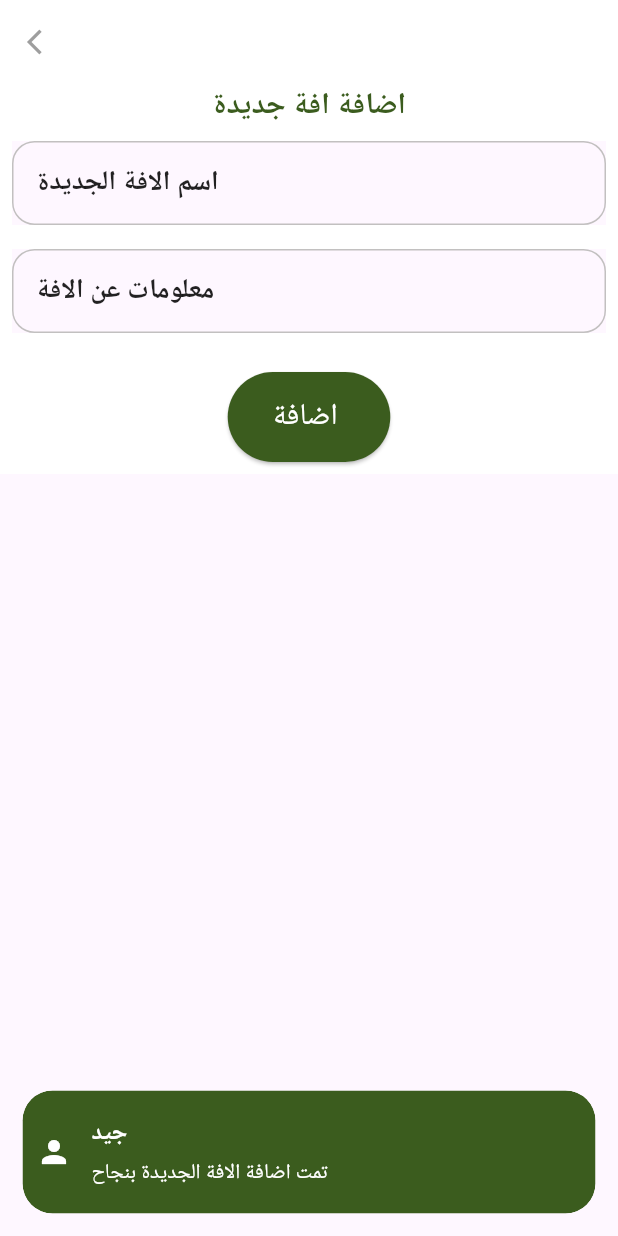
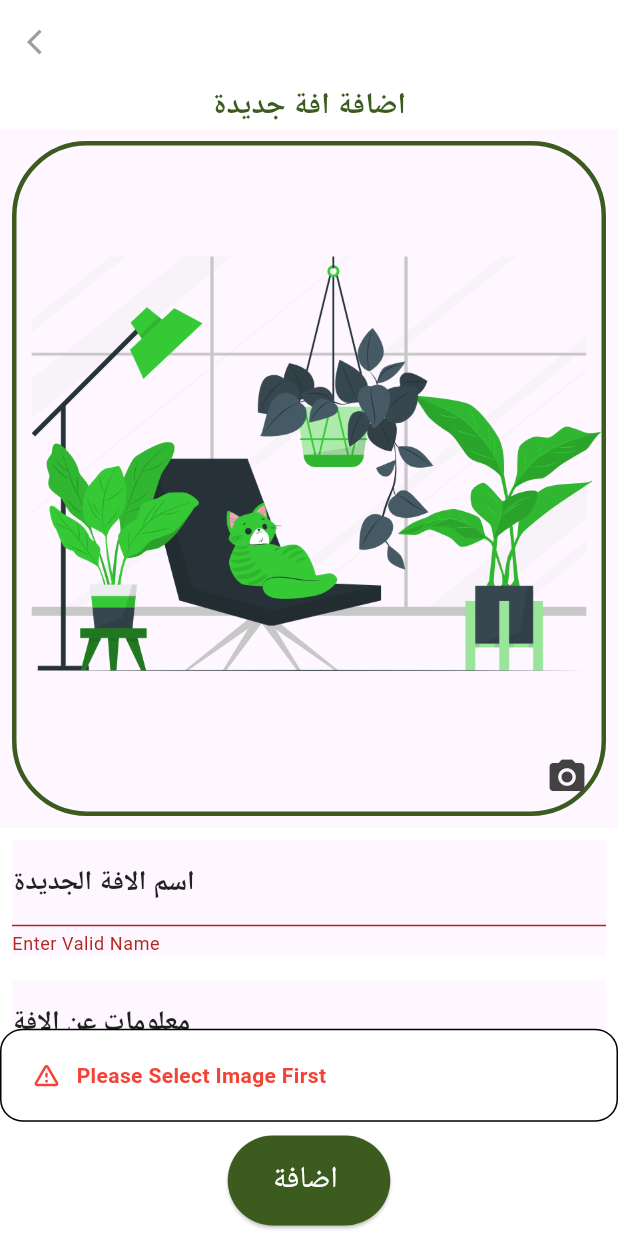
Before and after one commit to dev-OmarKaialy/agricultre, a Flutter app: the AddIllusionPageView screen opened directly, after a tap on "اضافة", on a phone screen of 412 x 824 dp. Run offline on Flutter 3.47's test engine with Material 3 defaults, Android fonts, the phone set to English and light mode, and no system bars; our stand-ins replace bloc, bot_toast, dartz, flutter_animate, flutter_bloc, get and 5 more; accounts and stored records are empty; Roboto replaces fonts that are missing (Pacifico).

Commit message:
create illusion

```diff
--- a/lib/features/agriculture/view/setting.dart
+++ b/lib/features/agriculture/view/setting.dart
@@ -1,3 +1,4 @@
+import 'package:first_app/core/extensions/string_extensions.dart';
 import 'package:flutter/material.dart';
 import 'package:flutter_bloc/flutter_bloc.dart';
 
@@ -224,8 +225,10 @@ class _SettingAgriculturePageViewState
   Widget AddAgriculure() {
     final nameController = TextEditingController();
     final descriptionController = TextEditingController();
-
+    final formKey = GlobalKey<FormState>();
     return SingleChildScrollView(
+      child: Form(
+        key: formKey,
         child: Column(
           mainAxisAlignment: MainAxisAlignment.center,
           children: [
@@ -250,6 +253,8 @@ class _SettingAgriculturePageViewState
                   child: Material(
                     child: TextFormField(
                       controller: nameController,
+                      validator: (value) =>
+                          value.isEmptyOrNull ? 'Enter Valid Name' : null,
                       decoration: InputDecoration(
                           labelText: "اسم الالية الجديدة",
                           labelStyle: const TextStyle(
@@ -279,6 +284,8 @@ class _SettingAgriculturePageViewState
                   child: Material(
                     child: TextFormField(
                       controller: descriptionController,
+                      validator: (value) =>
+                          value.isEmptyOrNull ? 'Enter Valid Name' : null,
                       keyboardType: TextInputType.multiline,
                       maxLines: null,
                       decoration: InputDecoration(
@@ -310,17 +317,19 @@ class _SettingAgriculturePageViewState
               padding: const EdgeInsets.all(8.0),
               child: ElevatedButton(
                 onPressed: () {
+                  if (formKey.currentState!.validate()) {
                     serviceLocator<SettingsBloc>().add(CreateAgriEvent(
                         name: nameController.text,
                         descriptino: descriptionController.text));
                     Navigator.pop(context);
+                  }
                 },
                 style: ElevatedButton.styleFrom(
                     backgroundColor: const Color.fromARGB(255, 59, 92, 30),
                     shape: RoundedRectangleBorder(
                         borderRadius: BorderRadius.circular(30)),
-                  padding:
-                      const EdgeInsets.symmetric(vertical: 15, horizontal: 30)),
+                    padding: const EdgeInsets.symmetric(
+                        vertical: 15, horizontal: 30)),
                 child: const Text(
                   "اضافة ",
                   style: TextStyle(fontSize: 20, color: Colors.white),
@@ -328,6 +337,7 @@ class _SettingAgriculturePageViewState
               ),
             ),
           ],
+        ),
       ),
     );
   }
--- a/lib/features/illusion/view/add_illusion.dart
+++ b/lib/features/illusion/view/add_illusion.dart
@@ -1,20 +1,33 @@
-import 'dart:typed_data';
+import 'dart:io';
 
-import 'package:first_app/core/shared/util.dart';
+import 'package:first_app/core/extensions/string_extensions.dart';
+import 'package:first_app/core/shared/service_locator.dart';
+import 'package:first_app/core/shared/toaster.dart';
+import 'package:first_app/features/settings/bloc/settings_bloc.dart';
 import 'package:flutter/material.dart';
-import 'package:get/get.dart';
+import 'package:image_picker/image_picker.dart';
 
 // ignore: must_be_immutable
-class AddIllusionPageView extends StatelessWidget {
-  Uint8List? image;
+class AddIllusionPageView extends StatefulWidget {
+  const AddIllusionPageView({super.key});
 
-  AddIllusionPageView({super.key});
+  @override
+  State<AddIllusionPageView> createState() => _AddIllusionPageViewState();
+}
+
+class _AddIllusionPageViewState extends State<AddIllusionPageView> {
+  ValueNotifier<File?> image = ValueNotifier(null);
+  final nameController = TextEditingController();
+  final descriptionController = TextEditingController();
+  final formKey = GlobalKey<FormState>();
   @override
   Widget build(BuildContext context) {
     return Scaffold(
         body: Container(
             color: Colors.white,
             child: SingleChildScrollView(
+              child: Form(
+                key: formKey,
                 child: Column(
                   children: [
                     Padding(
@@ -45,11 +58,11 @@ class AddIllusionPageView extends StatelessWidget {
                             fontFamily: "Pacifico"),
                       ),
                     ),
-                  const Center(
+                    Center(
                         child: Column(
                       children: [
-                      SizedBox(width: 170),
-                      // Material(child: Imageprofile(controller)),
+                        const SizedBox(width: 170),
+                        Material(child: Imageprofile(image)),
                       ],
                     )),
                     Padding(
@@ -58,6 +71,10 @@ class AddIllusionPageView extends StatelessWidget {
                           width: 450,
                           child: Material(
                             child: TextFormField(
+                              controller: nameController,
+                              validator: (value) => value.isEmptyOrNull
+                                  ? 'Enter Valid Name'
+                                  : null,
                               decoration: InputDecoration(
                                   labelText: "اسم الافة الجديدة",
                                   labelStyle: const TextStyle(
@@ -88,6 +105,10 @@ class AddIllusionPageView extends StatelessWidget {
                           width: 450,
                           child: Material(
                             child: TextFormField(
+                              validator: (value) => value.isEmptyOrNull
+                                  ? 'Enter Valid Name'
+                                  : null,
+                              controller: descriptionController,
                               keyboardType: TextInputType.multiline,
                               maxLines: null,
                               decoration: InputDecoration(
@@ -121,37 +142,17 @@ class AddIllusionPageView extends StatelessWidget {
                       padding: const EdgeInsets.all(8.0),
                       child: ElevatedButton(
                         onPressed: () {
-                        if (2 != 1) {
-                          //تحقق اسم الافة غير موجود مسبقا
-                          Get.snackbar(
-                            "جيد",
-                            "تمت اضافة الافة الجديدة بنجاح",
-                            icon: const Icon(Icons.person, color: Colors.white),
-                            snackPosition: SnackPosition.BOTTOM,
-                            backgroundColor:
-                                const Color.fromARGB(255, 59, 92, 30),
-                            borderRadius: 20,
-                            margin: const EdgeInsets.all(15),
-                            colorText: Colors.white,
-                            duration: const Duration(seconds: 4),
-                            isDismissible: true,
-                            forwardAnimationCurve: Curves.easeOutBack,
-                          );
+                          if (formKey.currentState!.validate() &&
+                              image.value != null) {
+                            serviceLocator<SettingsBloc>().add(
+                                CreateIllusionEvent(
+                                    name: nameController.text,
+                                    descriptino: descriptionController.text,
+                                    photo: image.value!.path));
                           } else {
-                          Get.snackbar(
-                            "خطا",
-                            "هذه الافة موجودة مسبقا",
-                            icon: const Icon(Icons.person, color: Colors.white),
-                            snackPosition: SnackPosition.BOTTOM,
-                            backgroundColor:
-                                const Color.fromARGB(255, 59, 92, 30),
-                            borderRadius: 20,
-                            margin: const EdgeInsets.all(15),
-                            colorText: Colors.white,
-                            duration: const Duration(seconds: 4),
-                            isDismissible: true,
-                            forwardAnimationCurve: Curves.easeOutBack,
-                          );
+                            if (image.value == null) {
+                              Toaster.showToast('Please Select Image First');
+                            }
                           }
                         },
                         style: ElevatedButton.styleFrom(
@@ -169,40 +170,47 @@ class AddIllusionPageView extends StatelessWidget {
                     ),
                   ],
                 ),
+              ),
             )));
   }
 
-  Widget Imageprofile() {
+  Widget Imageprofile(ValueNotifier<File?> image) {
     return Center(
       child: Stack(
         children: <Widget>[
-          Obx(() => Padding(
+          ValueListenableBuilder(
+              valueListenable: image,
+              builder: (context, value, _) {
+                return Padding(
                   padding: const EdgeInsets.all(8.0),
                   child: Container(
                     width: 450,
+                    height: 450,
+                    clipBehavior: Clip.hardEdge,
                     decoration: BoxDecoration(
                         borderRadius: BorderRadius.circular(50),
                         border: Border.all(
                             width: 3,
                             color: const Color.fromARGB(255, 59, 92, 30))),
-                  child: false
-                      ? Utility.imageFromBase64String('', 200, 200)
-                      : image == null
-                          ? Image.asset(
-                              'assets/images/3.png',
-                              width: 200,
-                              height: 200,
-                              fit: BoxFit.fill,
-                            )
-                          : Utility.imageFromBase64String(
-                              Utility.base64String(image!), 200, 200),
+                    child: value == null
+                        ? Image.asset('assets/images/3.png', fit: BoxFit.cover)
+                        : Image.file(value, fit: BoxFit.cover),
                   ),
-              )),
+                );
+              }),
           Positioned(
               bottom: 20.0,
               right: 20.0,
               child: InkWell(
-                onTap: () async {},
+                onTap: () async {
+                  ImagePicker()
+                      .pickImage(source: ImageSource.gallery)
+                      .then((value) async {
+                    if (value != null) {
+                      image.value = File(value.path);
+                    }
+                  });
+                },
                 child: const Icon(
                   Icons.camera_alt,
                   color: Color.fromARGB(255, 66, 66, 66),
--- a/lib/features/settings/bloc/settings_event.dart
+++ b/lib/features/settings/bloc/settings_event.dart
@@ -65,3 +65,14 @@ class CreateAgriEvent extends SettingsEvent {
     required this.descriptino,
   });
 }
+
+class CreateIllusionEvent extends SettingsEvent {
+  final String name;
+  final String descriptino;
+  final String photo;
+  CreateIllusionEvent({
+    required this.name,
+    required this.descriptino,
+    required this.photo,
+  });
+}
--- a/lib/features/settings/data/repo/settings_repo.dart
+++ b/lib/features/settings/data/repo/settings_repo.dart
@@ -5,6 +5,7 @@ import 'package:first_app/features/settings/data/datasource/settings_datasource.
 
 import '../../../../core/error/failures.dart';
 import '../../../../core/models/create_doc_model.dart';
+import '../../../../core/models/create_illusion_model.dart';
 import '../../../../core/unified_api/handling_exception_manager.dart';
 import '../../../storage/data/models/storage_model.dart';
 
@@ -77,4 +78,12 @@ class SettingsRepo with HandlingExceptionManager {
       return Right(await SettingsDatasource().createStorage(name, description));
     });
   }
+
+  Future<Either<Failure, CreateIllusionModel>> createIllusion(
+      String name, String description, String photo) async {
+    return wrapHandling(tryCall: () async {
+      return Right(
+          await SettingsDatasource().createPests(name, description, photo));
+    });
+  }
 }
```
Also changed, not shown: lib/core/models/create_illusion_model.dart (added, +34 -0 lines), lib/features/care/view/add_care.dart (+14 -3 lines), lib/features/settings/bloc/settings_bloc.dart (+15 -0 lines), lib/features/settings/data/datasource/settings_datasource.dart (+15 -0 lines), lib/features/storage/view/add_storage.dart (+14 -4 lines). Lines whose indentation alone changed are shown as unchanged.
